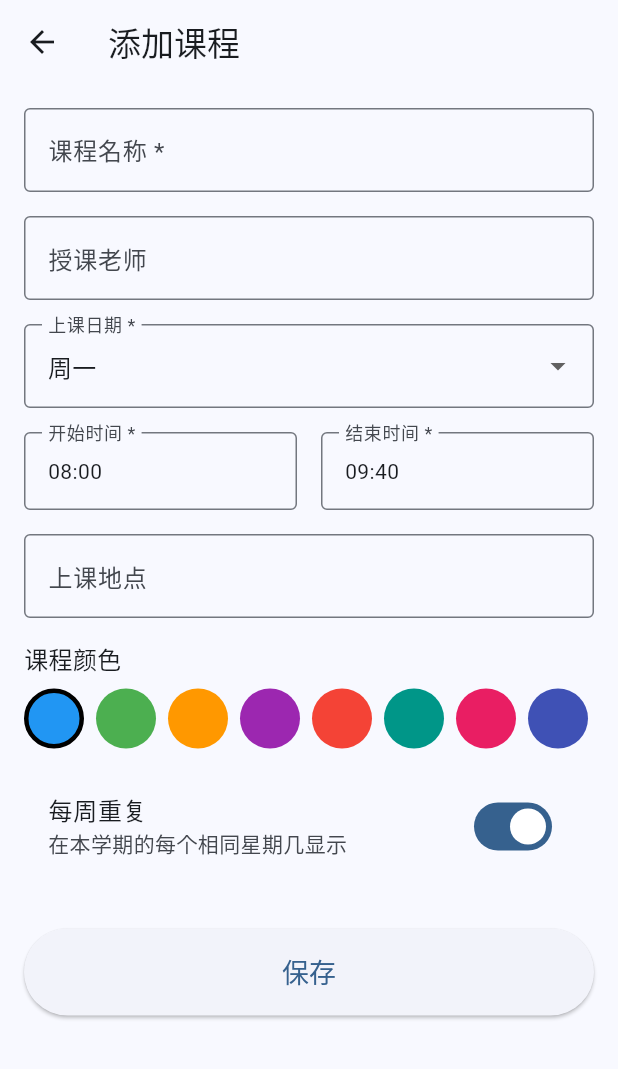
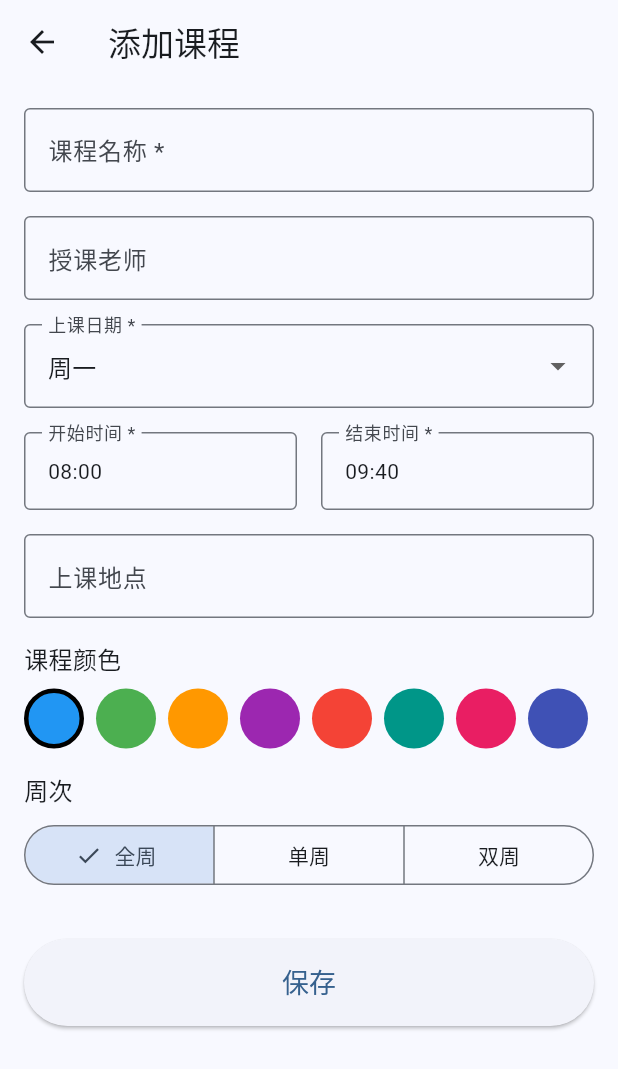
Before and after one commit to a3292334877-star/herrycat, a Flutter app: the screen it shows after launch, after a tap on the "add" icon, on a phone screen of 412 x 824 dp. Shown: the top 1069 px of the screen. Run offline on Flutter 3.47's test engine with Material 3 defaults, Android fonts, the phone set to English and light mode, and no system bars; our stand-ins replace flutter_local_notifications, flutter_timezone, share_plus, shared_preferences, sqflite, timezone; missing offline and left inert: pointycastle; accounts and stored records are empty.

Commit message:
feat: add weekCycle (单双周) support
- Course model: replace isRecurring with WeekCycle enum (all/odd/even)
- DB: add weekCycle column, migrate from v1 (isRecurring) to v2
- add_course_screen: replace Switch with SegmentedButton (全周/单周/双周)
- import_schedule_screen: parseSchoolWeekInfo -> WeekCycle mapping
- course_card: show weekCycleLabel with repeat icon

```diff
--- a/lib/models/course_model.dart
+++ b/lib/models/course_model.dart
@@ -1,4 +1,11 @@
 import 'package:flutter/material.dart';
+
+/// 周类型：全部周、单周、双周
+enum WeekCycle {
+  all,   // 全部周
+  odd,   // 单周
+  even,  // 双周
+}
 
 class Course {
   final String id;
@@ -9,7 +16,7 @@ class Course {
   final String endTime;
   final String location;
   final Color color;
-  final bool isRecurring;
+  final WeekCycle weekCycle;
 
   Course({
     required this.id,
@@ -20,7 +27,7 @@ class Course {
     required this.endTime,
     required this.location,
     required this.color,
-    this.isRecurring = true,
+    this.weekCycle = WeekCycle.all,
   });
 
   Map<String, dynamic> toMap() {
@@ -33,7 +40,7 @@ class Course {
       'endTime': endTime,
       'location': location,
       'color': color.value,
-      'isRecurring': isRecurring ? 1 : 0,
+      'weekCycle': weekCycle.index,
     };
   }
 
@@ -47,7 +54,7 @@ class Course {
       endTime: map['endTime'],
       location: map['location'],
       color: Color(map['color']),
-      isRecurring: (map['isRecurring'] ?? 1) == 1,
+      weekCycle: WeekCycle.values[map['weekCycle'] ?? 0],
     );
   }
 
@@ -60,7 +67,7 @@ class Course {
     String? endTime,
     String? location,
     Color? color,
-    bool? isRecurring,
+    WeekCycle? weekCycle,
   }) {
     return Course(
       id: id ?? this.id,
@@ -71,7 +78,7 @@ class Course {
       endTime: endTime ?? this.endTime,
       location: location ?? this.location,
       color: color ?? this.color,
-      isRecurring: isRecurring ?? this.isRecurring,
+      weekCycle: weekCycle ?? this.weekCycle,
     );
   }
 
@@ -81,4 +88,23 @@ class Course {
   }
 
   String get timeSlot => '$startTime - $endTime';
+
+  String get weekCycleLabel {
+    switch (weekCycle) {
+      case WeekCycle.all:
+        return '全周';
+      case WeekCycle.odd:
+        return '单周';
+      case WeekCycle.even:
+        return '双周';
+    }
+  }
+
+  /// 判断某周次（从1开始）是否应该显示这门课
+  bool shouldShowInWeek(int weekNum) {
+    if (weekCycle == WeekCycle.all) return true;
+    if (weekCycle == WeekCycle.odd) return weekNum % 2 == 1;
+    if (weekCycle == WeekCycle.even) return weekNum % 2 == 0;
+    return true;
+  }
 }
--- a/lib/providers/course_provider.dart
+++ b/lib/providers/course_provider.dart
@@ -24,7 +24,7 @@ class CourseProvider extends ChangeNotifier {
     final dbPath = await getDatabasesPath();
     _db = await openDatabase(
       p.join(dbPath, 'Henrycat.db'),
-      version: 1,
+      version: 2,
       onCreate: (db, version) async {
         await db.execute('''
           CREATE TABLE courses (
@@ -36,9 +36,15 @@ class CourseProvider extends ChangeNotifier {
             endTime TEXT NOT NULL,
             location TEXT,
             color INTEGER NOT NULL,
-            isRecurring INTEGER DEFAULT 1
+            weekCycle INTEGER DEFAULT 0
           )
         ''');
+      },
+      onUpgrade: (db, oldVersion, newVersion) async {
+        // v1 -> v2: add weekCycle column
+        if (oldVersion < 2) {
+          await db.execute('ALTER TABLE courses ADD COLUMN weekCycle INTEGER DEFAULT 0');
+        }
       },
     );
   }
--- a/lib/screens/add_course_screen.dart
+++ b/lib/screens/add_course_screen.dart
@@ -20,7 +20,7 @@ class _AddCourseScreenState extends State<AddCourseScreen> {
   TimeOfDay _startTime = const TimeOfDay(hour: 8, minute: 0);
   TimeOfDay _endTime = const TimeOfDay(hour: 9, minute: 40);
   Color _selectedColor = Colors.blue;
-  bool _isRecurring = true;
+  WeekCycle _weekCycle = WeekCycle.all;
 
   final List<Color> _colors = [
     Colors.blue, Colors.green, Colors.orange, Colors.purple,
@@ -135,11 +135,16 @@ class _AddCourseScreenState extends State<AddCourseScreen> {
               )).toList(),
             ),
             const SizedBox(height: 16),
-            SwitchListTile(
-              title: const Text('每周重复'),
-              subtitle: const Text('在本学期的每个相同星期几显示'),
-              value: _isRecurring,
-              onChanged: (v) => setState(() => _isRecurring = v),
+            const Text('周次', style: TextStyle(fontSize: 16)),
+            const SizedBox(height: 8),
+            SegmentedButton<WeekCycle>(
+              segments: const [
+                ButtonSegment(value: WeekCycle.all, label: Text('全周')),
+                ButtonSegment(value: WeekCycle.odd, label: Text('单周')),
+                ButtonSegment(value: WeekCycle.even, label: Text('双周')),
+              ],
+              selected: {_weekCycle},
+              onSelectionChanged: (set) => setState(() => _weekCycle = set.first),
             ),
             const SizedBox(height: 32),
             ElevatedButton(
@@ -182,7 +187,7 @@ class _AddCourseScreenState extends State<AddCourseScreen> {
       endTime: _formatTime(_endTime),
       location: _locationController.text,
       color: _selectedColor,
-      isRecurring: _isRecurring,
+      weekCycle: _weekCycle,
     );
 
     final provider = context.read<CourseProvider>();
--- a/lib/screens/import_schedule_screen.dart
+++ b/lib/screens/import_schedule_screen.dart
@@ -80,8 +80,6 @@ class _ImportScheduleScreenState extends State<ImportScheduleScreen> {
         final skzc = raw['SKZC'] as String? ?? '1-16周';
         final jasmc = raw['JASMC'] as String? ?? '';
         final skjs = raw['SKJS'] as String? ?? '';
-        final xf = raw['XF'] as String? ?? '0';
-        final xnxqDisplay = raw['XNXQDM_DISPLAY'] as String? ?? '2025-2026-2';
 
         final (startSec, endSec) = parseSectionRange(skjc);
         final (startTime, endTime) = _sectionsToTime(startSec, endSec);
@@ -107,7 +105,9 @@ class _ImportScheduleScreenState extends State<ImportScheduleScreen> {
           endTime: endTime,
           location: jasmc,
           color: color,
-          isRecurring: weekInfo.isOddWeek == null,
+          weekCycle: weekInfo.isOddWeek == null
+              ? WeekCycle.all
+              : (weekInfo.isOddWeek! ? WeekCycle.odd : WeekCycle.even),
         );
 
         await provider.addCourse(course);
```
Also changed, not shown: lib/widgets/course_card.dart (+8 -0 lines).
